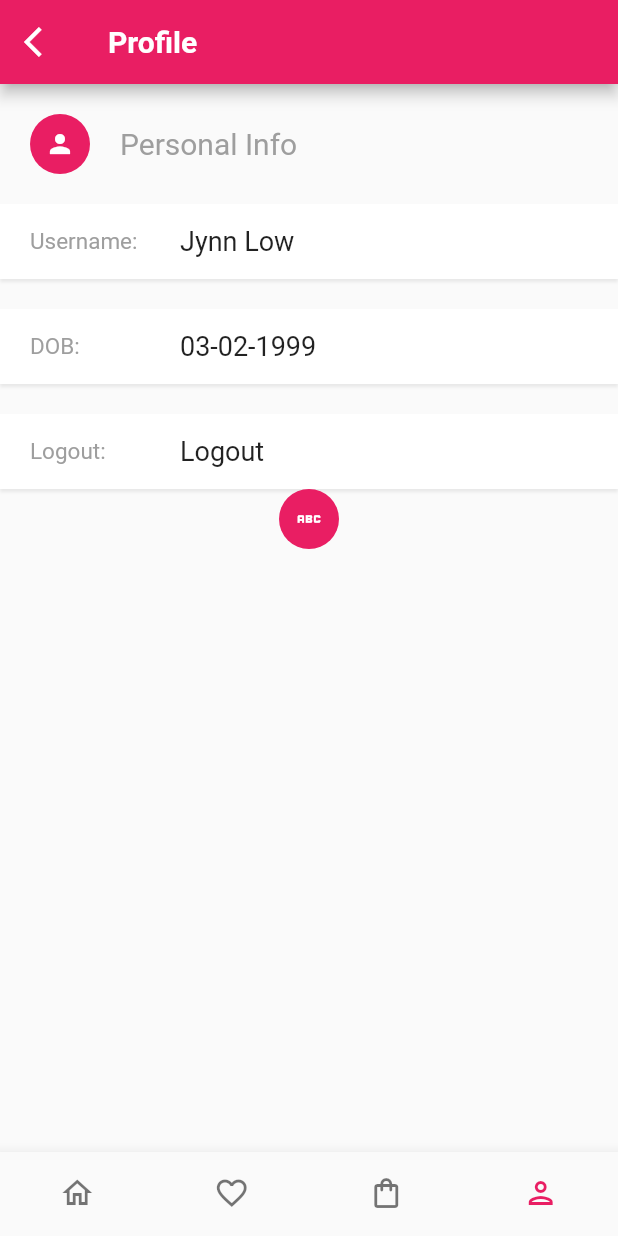
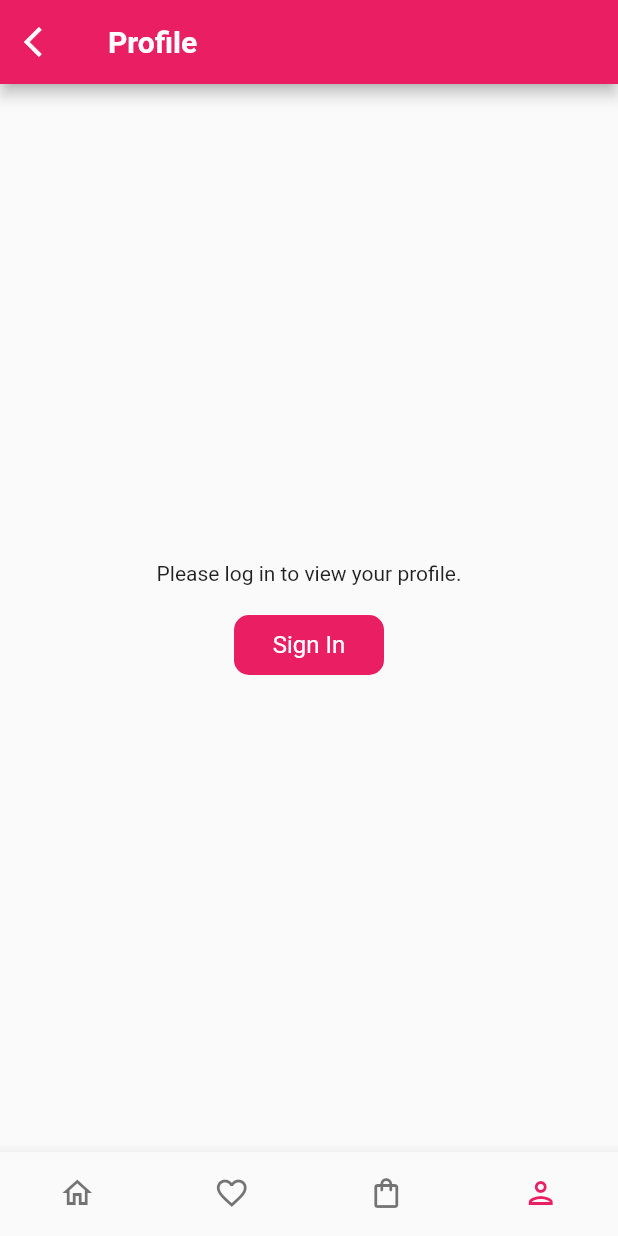
Before and after one commit to jynnlow/future-fashion-fe, a Flutter app: the screen it shows after launch, item 4 of the bottom bar chosen, on a phone screen of 412 x 824 dp. Run offline on Flutter 3.47's test engine with Material 2 defaults, Android fonts, the phone set to English and light mode, and no system bars; our stand-ins replace carousel_slider, get, shared_preferences; missing offline and left inert: arkit_plugin, dart:ffi; network calls fail.

Commit message:
successfully loaded user info when sign in and store in shared preference

```diff
--- a/lib/data/repository/user_repo.dart
+++ b/lib/data/repository/user_repo.dart
@@ -1,3 +1,5 @@
+import 'dart:convert';
+
 import 'package:future/data/api/api_client.dart';
 import 'package:future/models/user_model.dart';
 import 'package:future/utils/constants.dart';
@@ -24,6 +26,25 @@ class UserRepo {
     return await apiClient.getMethod(Constants.GET_PERSONAL_INFO);
   }
 
+  void addPersonalInfo(UserModel userModel) {
+    String userJson = "";
+    userJson = jsonEncode(userModel);
+    sharedPreferences.setString(Constants.USER_PROFILE, userJson);
+    print("Profile in local storage" +
+        sharedPreferences.getString(Constants.USER_PROFILE)!);
+    // getPersonalInfoFromSP();
+  }
+
+  UserModel getPersonalInfoFromSP() {
+    String userJson = "";
+    UserModel userModel = UserModel(username: "", password: "");
+    if (sharedPreferences.containsKey(Constants.USER_PROFILE)) {
+      userJson = sharedPreferences.getString(Constants.USER_PROFILE)!;
+      userModel = UserModel.fromJson(jsonDecode(userJson));
+    }
+    return userModel;
+  }
+
   bool userLoggedIn() {
     //"containsKey" will return a bool
     // sharedPreferences.clear();
@@ -46,6 +67,9 @@ class UserRepo {
     sharedPreferences.remove(Constants.TOKEN);
     apiClient.token = '';
     apiClient.updateHeader('');
+    sharedPreferences.clear();
+    print("Shared Preference ->" +
+        sharedPreferences.containsKey(Constants.TOKEN).toString());
     return true;
   }
 }
--- a/lib/main.dart
+++ b/lib/main.dart
@@ -4,6 +4,7 @@ import 'package:future/ar_fitting_room.dart';
 import 'package:future/controllers/cart_controller.dart';
 import 'package:future/controllers/favourite_controller.dart';
 import 'package:future/controllers/product_controller.dart';
+import 'package:future/controllers/user_controller.dart';
 import 'package:future/pages/home/home_page.dart';
 import 'package:future/helper/dependencies.dart' as dep;
 import 'package:future/pages/splash/splash_page.dart';
@@ -24,6 +25,11 @@ class MyApp extends StatelessWidget {
   Widget build(BuildContext context) {
     Get.find<CartController>().getCartListFromLocalStorage();
     Get.find<FavouriteController>().getFavouriteList();
+    print("Restart - User Logged In -> " +
+        Get.find<UserController>().checkIfUserLoggedIn().toString());
+    if (Get.find<UserController>().checkIfUserLoggedIn()) {
+      Get.find<UserController>().getPersonalInfoFromSP();
+    }
 
     SystemChrome.setSystemUIOverlayStyle(const SystemUiOverlayStyle(
       statusBarColor: Colors.white,
--- a/lib/models/user_model.dart
+++ b/lib/models/user_model.dart
@@ -1,11 +1,13 @@
+import 'dart:ffi';
+
 class UserModel {
   String username;
   String password;
   String dob;
   String role;
-  int chest;
-  int waist;
-  int hip;
+  num chest;
+  num waist;
+  num hip;
 
   UserModel({
     required this.username,
--- a/lib/pages/profile/profile_page.dart
+++ b/lib/pages/profile/profile_page.dart
@@ -2,7 +2,8 @@ import 'package:flutter/material.dart';
 import 'package:future/controllers/cart_controller.dart';
 import 'package:future/controllers/user_controller.dart';
 import 'package:future/pages/home/home_page.dart';
-import 'package:future/pages/profile/widget/profile_row.dart';
+import 'package:future/pages/profile/widget/body_measurement.dart';
+import 'package:future/pages/profile/widget/personal_info.dart';
 import 'package:future/pages/signin/sign_in.dart';
 import 'package:get/get.dart';
 
@@ -29,89 +30,166 @@ class ProfilePage extends StatelessWidget {
           ),
         ),
         body: GetBuilder<UserController>(builder: (userController) {
-          return Column(
+          return Get.find<UserController>().checkIfUserLoggedIn()
+              ? Container(
+                  margin: const EdgeInsets.only(left: 20, top: 20),
+                  child: Column(
                     children: [
                       Container(
-                margin: const EdgeInsets.only(top: 20, bottom: 20, left: 20),
+                        margin: EdgeInsets.only(bottom: 40),
                         child: Row(
+                          children: [
+                            Column(
                               mainAxisAlignment: MainAxisAlignment.start,
+                              crossAxisAlignment: CrossAxisAlignment.start,
                               children: [
                                 Container(
+                                  child: Text(
+                                    "account".toUpperCase(),
+                                    style: const TextStyle(
+                                      fontSize: 13,
+                                      color: Colors.grey,
+                                      fontWeight: FontWeight.bold,
+                                    ),
+                                  ),
+                                ),
+                                SizedBox(height: 15),
+                                PersonalInfo(
+                                  icon: Icons.person,
+                                  text: userController.userModel.username
+                                      .toString(),
+                                ),
+                                PersonalInfo(
+                                  icon: Icons.cake,
+                                  text: userController.userModel.dob.toString(),
+                                ),
+                              ],
+                            ),
+                          ],
+                        ),
+                      ),
+                      Row(
+                        children: [
+                          Column(
+                            mainAxisAlignment: MainAxisAlignment.start,
+                            crossAxisAlignment: CrossAxisAlignment.start,
+                            children: [
+                              Container(
+                                child: Text(
+                                  "body measurement".toUpperCase(),
+                                  style: const TextStyle(
+                                    fontSize: 13,
+                                    color: Colors.grey,
+                                    fontWeight: FontWeight.bold,
+                                  ),
+                                ),
+                              ),
+                              SizedBox(height: 15),
+                              BodyMeasurement(
+                                icon: "assets/icons/chest.png",
+                                text: userController.userModel.chest.toString(),
+                                body: "chest",
+                              ),
+                              BodyMeasurement(
+                                icon: "assets/icons/waist.png",
+                                text: userController.userModel.waist.toString(),
+                                body: "waist",
+                              ),
+                              BodyMeasurement(
+                                icon: "assets/icons/hip.png",
+                                text: userController.userModel.hip.toString(),
+                                body: "hip",
+                              ),
+                            ],
+                          ),
+                        ],
+                      ),
+                      Container(
+                        height: 250,
+                        child: Column(
+                          mainAxisAlignment: MainAxisAlignment.end,
+                          children: [
+                            Container(
+                              width: 300,
                               padding: const EdgeInsets.all(10),
-                      decoration: const BoxDecoration(
-                          color: Colors.pink, shape: BoxShape.circle),
-                      child: const Icon(
-                        Icons.person,
-                        color: Colors.white,
-                        size: 20,
+                              child: const Center(
+                                  child: Text(
+                                "Edit Body Measurement",
+                                style: TextStyle(
+                                    color: Colors.white, fontSize: 16),
+                              )),
+                              decoration: BoxDecoration(
+                                color: Colors.pink,
+                                borderRadius: BorderRadius.circular(10),
                               ),
                             ),
                             const SizedBox(
-                      width: 20,
+                              height: 20,
                             ),
-                    const Text(
-                      "Personal Info",
+                            GestureDetector(
+                              onTap: () {
+                                Get.find<UserController>().loggout();
+                                print("User has logged out");
+                              },
+                              child: Container(
+                                width: 300,
+                                padding: const EdgeInsets.all(10),
+                                child: const Center(
+                                    child: Text(
+                                  "Log Out",
                                   style: TextStyle(
-                        color: Colors.grey,
-                        fontSize: 20,
+                                      color: Colors.pink, fontSize: 15),
+                                )),
+                                decoration: BoxDecoration(
+                                    borderRadius: BorderRadius.circular(10),
+                                    border: Border.all(
+                                      color: Colors.pink,
+                                      width: 0.5,
+                                    )),
+                              ),
+                            )
+                          ],
                         ),
                       ),
                     ],
                   ),
+                )
+              : Container(
+                  child: Row(
+                    mainAxisAlignment: MainAxisAlignment.center,
+                    children: [
+                      Column(
+                        mainAxisAlignment: MainAxisAlignment.center,
+                        children: [
+                          Container(
+                            margin: EdgeInsets.only(bottom: 20),
+                            child: Text("Please log in to view your profile."),
                           ),
-              //username
-              ProfileRow(
-                icon: Icons.person,
-                title: "Username",
-                text: "Jynn Low",
-              ),
-              const SizedBox(
-                height: 20,
-              ),
-              //dob
-              ProfileRow(
-                icon: Icons.card_giftcard,
-                title: "DOB",
-                text: "03-02-1999",
-              ),
-              const SizedBox(
-                height: 20,
-              ),
-              //dob
                           GestureDetector(
                             onTap: () {
-                  if (userController.userLoggedIn()) {
-                    userController.loggout();
-                    Get.find<CartController>().clearCart();
                               Navigator.of(context).push(MaterialPageRoute(
                                   builder: (context) => (SignInPage())));
-                  }
                             },
-                child: ProfileRow(
-                  icon: Icons.logout,
-                  title: "Logout",
-                  text: "Logout",
-                ),
-              ),
-              GestureDetector(
-                onTap: (() {
-                  Get.find<UserController>().getPersonalInfo();
-                }),
                             child: Container(
+                              width: 100,
+                              height: 40,
                               padding: const EdgeInsets.all(10),
-                  decoration:
-                      BoxDecoration(color: Colors.pink, shape: BoxShape.circle),
-                  child: Icon(
-                    Icons.abc,
-                    color: Colors.white,
-                    size: 20,
+                              child: const Center(
+                                  child: Text(
+                                "Sign In",
+                                style: TextStyle(
+                                    color: Colors.white, fontSize: 16),
+                              )),
+                              decoration: BoxDecoration(
+                                color: Colors.pink,
+                                borderRadius: BorderRadius.circular(10),
                               ),
                             ),
                           ),
-              const SizedBox(
-                width: 20,
+                        ],
                       ),
                     ],
+                  ),
                 );
         }));
   }
--- a/lib/pages/profile/widget/profile_row.dart
+++ /dev/null
@@ -1,62 +0,0 @@
-import 'package:flutter/material.dart';
-
-class ProfileRow extends StatelessWidget {
-  IconData icon;
-  String title;
-  String text;
-
-  ProfileRow(
-      {Key? key, required this.icon, required this.title, required this.text})
-      : super(key: key);
-
-  @override
-  Widget build(BuildContext context) {
-    return Container(
-      padding: EdgeInsets.only(left: 20, top: 10, bottom: 10),
-      height: 50,
-      child: Row(
-        children: [
-          // Container(
-          //   padding: const EdgeInsets.all(10),
-          //   decoration:
-          //       BoxDecoration(color: Colors.pink, shape: BoxShape.circle),
-          //   child: Icon(
-          //     icon,
-          //     color: Colors.white,
-          //     size: 20,
-          //   ),
-          // ),
-          // const SizedBox(
-          //   width: 20,
-          // ),
-          Container(
-            width: 100,
-            child: Text(
-              title + ":",
-              style: const TextStyle(
-                fontSize: 15,
-                color: Colors.grey,
-              ),
-            ),
-          ),
-          Text(
-            text,
-            style: const TextStyle(
-              fontSize: 18,
-            ),
-          ),
-        ],
-      ),
-      decoration: BoxDecoration(
-        color: Colors.white,
-        boxShadow: [
-          BoxShadow(
-            blurRadius: 1,
-            offset: Offset(0, 2),
-            color: Colors.grey.withOpacity(0.2),
-          )
-        ],
-      ),
-    );
-  }
-}
--- a/lib/utils/constants.dart
+++ b/lib/utils/constants.dart
@@ -10,4 +10,5 @@ class Constants {
   static const String TOKEN = "";
   static const String CART_LIST = "cart-list";
   static const String FAVOURITE_LIST = "favourite- ist";
+  static const String USER_PROFILE = "user-profile";
 }
--- a/pubspec.yaml
+++ b/pubspec.yaml
@@ -65,6 +65,7 @@ flutter:
   assets:
     - assets/images/clothes/
     - assets/logo/
+    - assets/icons/
 
   # An image asset can refer to one or more resolution-specific "variants", see
   # https://flutter.dev/assets-and-images/#resolution-aware.
```
Also changed, not shown: lib/controllers/user_controller.dart (+27 -8 lines), lib/data/api/api_client.dart (+9 -0 lines), lib/models/product_model.dart (+0 -7 lines), lib/pages/cart/cart.dart (+3 -8 lines), lib/pages/profile/widget/body_measurement.dart (added, +56 -0 lines), lib/pages/profile/widget/personal_info.dart (added, +43 -0 lines), assets/icons/chest.png (added), assets/icons/hip.png (added), assets/icons/waist.png (added). Lines whose indentation alone changed are shown as unchanged.
